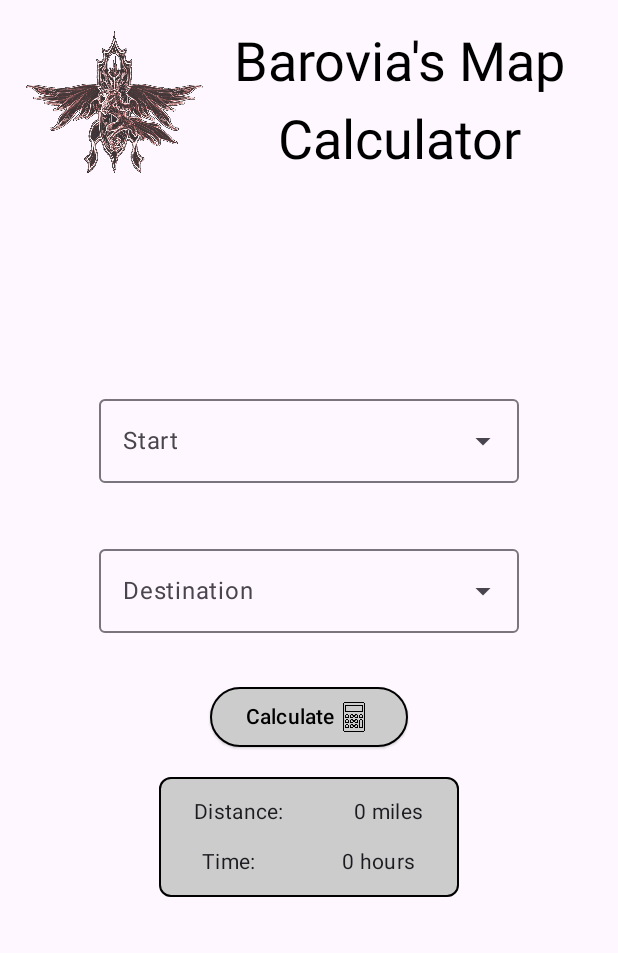
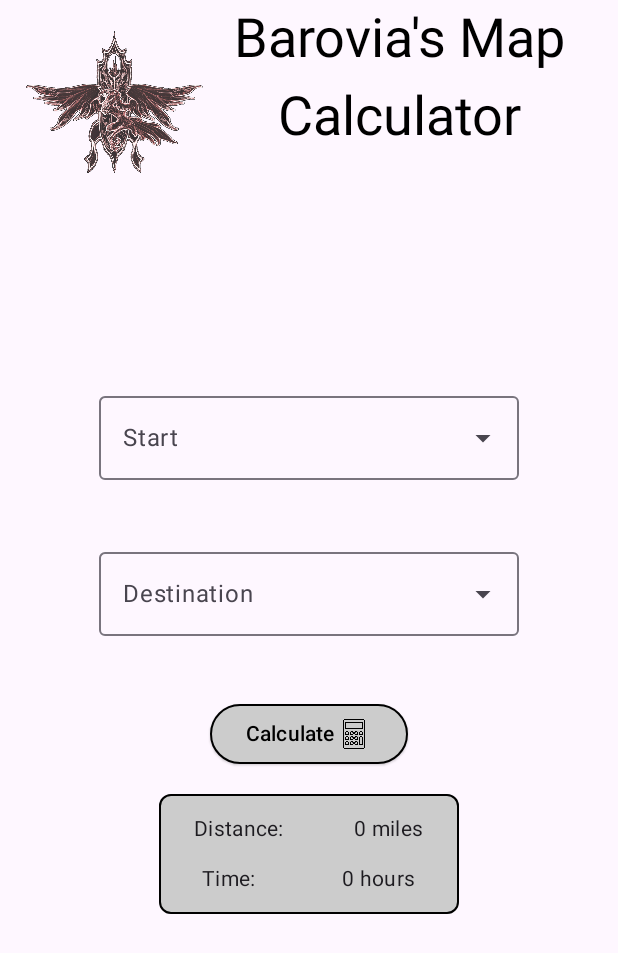
Before and after one commit to Bosurgi/Curse-Of-Strahd-Map-Tracker, an Android app built with Jetpack Compose: the screen it shows after launch (MainActivity), on a phone screen of 412 x 824 dp. Shown: the top 953 px of the screen. Run offline under Robolectric (Android 15) with nearby library versions, the phone set to English and light mode, and no system bars; our stand-ins replace Room's generated code.

Commit message:
feat: UI improvement on rotation changes (#6)

```diff
--- a/app/src/main/java/com/example/cosmaptracker/ui/composable/DistanceBox.kt
+++ b/app/src/main/java/com/example/cosmaptracker/ui/composable/DistanceBox.kt
@@ -6,6 +6,7 @@ import androidx.compose.foundation.layout.Arrangement
 import androidx.compose.foundation.layout.Column
 import androidx.compose.foundation.layout.Row
 import androidx.compose.foundation.layout.fillMaxWidth
+import androidx.compose.foundation.layout.padding
 import androidx.compose.foundation.layout.size
 import androidx.compose.material3.MaterialTheme
 import androidx.compose.material3.Text
--- a/app/src/main/java/com/example/cosmaptracker/ui/composable/DropDownMenu.kt
+++ b/app/src/main/java/com/example/cosmaptracker/ui/composable/DropDownMenu.kt
@@ -43,7 +43,7 @@ fun DropDownMenu(viewModel: HomeViewModel) {
 
     Column(
         modifier = Modifier
-            .padding(16.dp)
+            .padding(25.dp)
             .fillMaxWidth(),
         horizontalAlignment = Alignment.CenterHorizontally,
 
@@ -53,7 +53,7 @@ fun DropDownMenu(viewModel: HomeViewModel) {
             expanded = isStartExpanded,
             onExpandedChange = { expanded -> isStartExpanded = expanded },
             // Adding some distance between the two DropDown Menus
-            modifier = Modifier.padding(top = 16.dp, bottom = 36.dp)
+            modifier = Modifier.padding(top = 16.dp, bottom = 40.dp)
         ) {
             // Wrapping into CompositionLocalProvider to prevent Keyboard to open
             CompositionLocalProvider(LocalTextInputService provides null) {
--- a/app/src/main/java/com/example/cosmaptracker/ui/composable/Title.kt
+++ b/app/src/main/java/com/example/cosmaptracker/ui/composable/Title.kt
@@ -1,21 +1,22 @@
 package com.example.cosmaptracker.ui.screens
 
+import android.content.res.Configuration
 import androidx.compose.foundation.Image
 import androidx.compose.foundation.background
 import androidx.compose.foundation.isSystemInDarkTheme
 import androidx.compose.foundation.layout.Row
-import androidx.compose.foundation.layout.fillMaxSize
+import androidx.compose.foundation.layout.fillMaxWidth
 import androidx.compose.foundation.layout.padding
 import androidx.compose.foundation.layout.paddingFromBaseline
 import androidx.compose.foundation.layout.size
 import androidx.compose.material3.MaterialTheme
-import androidx.compose.material3.Surface
 import androidx.compose.material3.Text
 import androidx.compose.runtime.Composable
 import androidx.compose.ui.Alignment
 import androidx.compose.ui.Modifier
 import androidx.compose.ui.graphics.Color
 import androidx.compose.ui.layout.ContentScale
+import androidx.compose.ui.platform.LocalConfiguration
 import androidx.compose.ui.res.painterResource
 import androidx.compose.ui.res.stringResource
 import androidx.compose.ui.text.style.TextAlign
@@ -25,19 +26,18 @@ import androidx.compose.ui.unit.sp
 import com.example.cosmaptracker.R
 
 @Composable
-fun homeHeader() {
-    Surface {
-
+fun HomeHeader() {
 
     val uiColour = if (isSystemInDarkTheme()) Color.White else Color.Black
+    val orientation = LocalConfiguration.current.orientation
 
-        Row {
+    Row(verticalAlignment = Alignment.Top) {
         Image(
             painter = painterResource(id = R.drawable.strahdfamilycrest),
             contentDescription = null,
             modifier = Modifier
                 .size(136.dp)
-                    .fillMaxSize()
+                .fillMaxWidth()
                 .background(Color.Transparent)
                 .align(Alignment.CenterVertically)
                 .padding(start = 16.dp),
@@ -48,21 +48,22 @@ fun homeHeader() {
             modifier = Modifier
                 .padding(end = 16.dp)
                 .paddingFromBaseline(top = 24.dp, bottom = 8.dp)
-                    .align(Alignment.CenterVertically),
+                .alignByBaseline()
+                .align(Alignment.CenterVertically)
+                .fillMaxWidth(),
+            minLines = 2,
 
             text = stringResource(id = R.string.home_message),
             fontSize = 36.sp,
             color = uiColour,
-                textAlign = TextAlign.Center,
+            textAlign = if(orientation == Configuration.ORIENTATION_LANDSCAPE) TextAlign.Left else TextAlign.Center,
             style = MaterialTheme.typography.displayMedium,
         )
     }
 }
 
-}
-
 @Preview
 @Composable
-fun headerPreview() {
-    homeHeader()
+fun HeaderPreview() {
+    HomeHeader()
 }
--- a/app/src/main/java/com/example/cosmaptracker/ui/screens/Home.kt
+++ b/app/src/main/java/com/example/cosmaptracker/ui/screens/Home.kt
@@ -1,5 +1,6 @@
 package com.example.cosmaptracker.ui.screens
 
+import androidx.compose.animation.animateContentSize
 import androidx.compose.foundation.layout.Box
 import androidx.compose.foundation.layout.Column
 import androidx.compose.foundation.layout.fillMaxSize
@@ -16,12 +17,13 @@ import androidx.compose.runtime.setValue
 import androidx.compose.ui.Alignment
 import androidx.compose.ui.Modifier
 import com.example.cosmaptracker.ui.composable.CalculateButton
+import com.example.cosmaptracker.ui.composable.DistanceBox
 import com.example.cosmaptracker.ui.composable.DropDownMenu
-import com.example.cosmaptracker.ui.composable.DistanceBox
 import kotlinx.coroutines.launch
 
 @Composable
 fun Home(viewModel: HomeViewModel) {
+
 
     var distance by remember { mutableStateOf("0") }
     var time by remember { mutableIntStateOf(0) }
@@ -38,19 +40,21 @@ fun Home(viewModel: HomeViewModel) {
         }
     }
 // To launch a coroutine from a composable later.
-val coroutineScope = rememberCoroutineScope()
-
+    val coroutineScope = rememberCoroutineScope()
 
     Surface {
-        Box(modifier = Modifier.fillMaxSize()) {
-            homeHeader()
+        Box(
+            modifier = Modifier
+                .fillMaxSize()
+                .animateContentSize(),
+        ) {
+            HomeHeader()
 
             Column(
                 modifier = Modifier
                     .align(Alignment.Center),
                 horizontalAlignment = Alignment.CenterHorizontally,
-
-                )
+            )
             {
                 DropDownMenu(viewModel)
                 CalculateButton(
```
Lines whose indentation alone changed are shown as unchanged.
